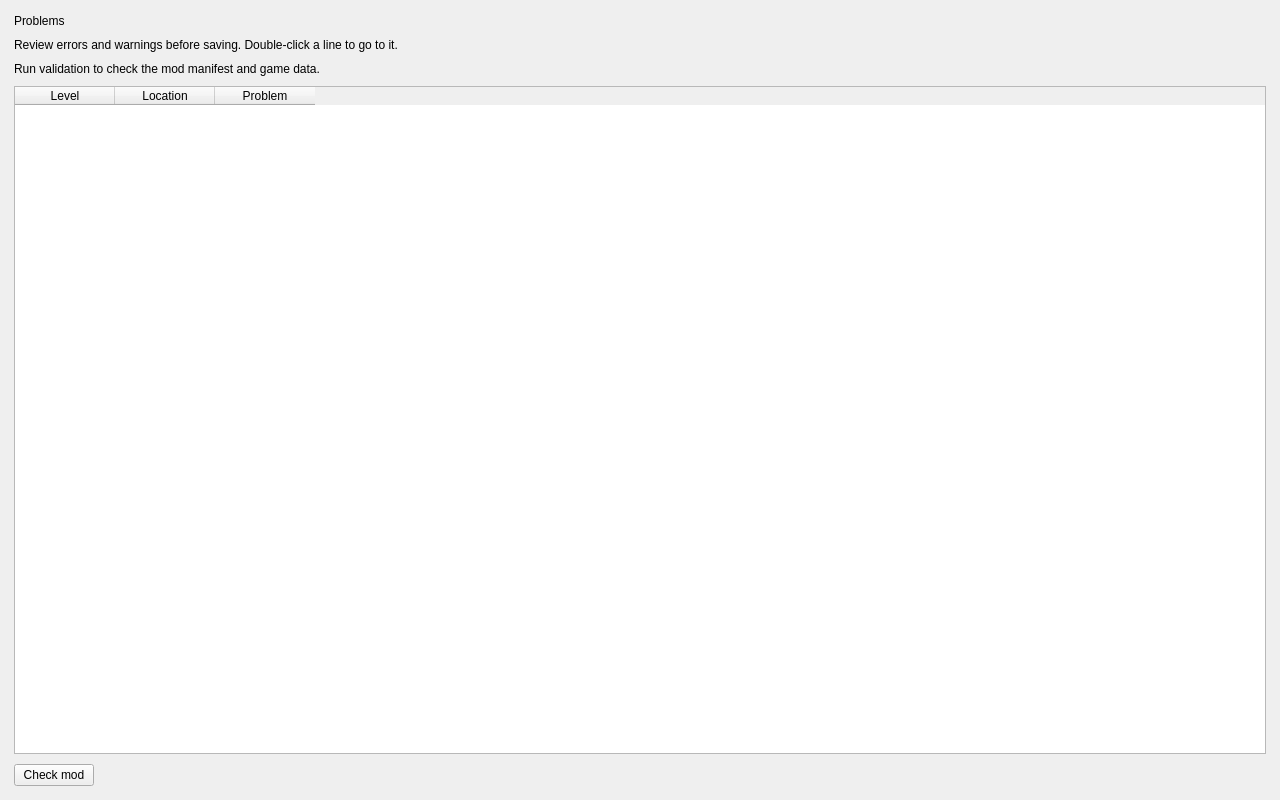
Qt form tools/pc/fm_editor/ui/problems_page.ui (yamyi/YGOFM-DecompRecomp) before a commit.
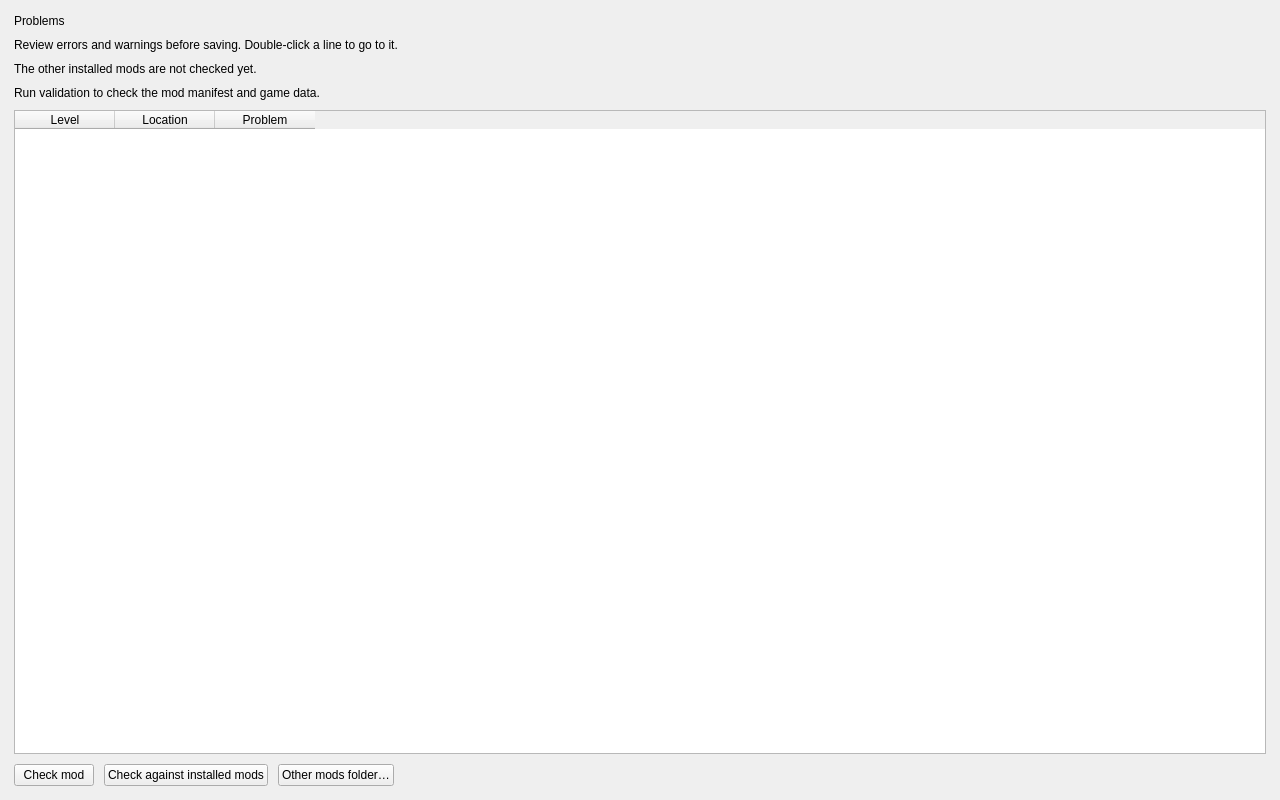
The same form after that commit.

```diff
--- a/tools/pc/fm_editor/ui/problems_page.ui
+++ b/tools/pc/fm_editor/ui/problems_page.ui
@@ -44,6 +44,14 @@
      </property>
     </widget>
    </item>
+   <item>
+    <widget class="QLabel" name="otherModsLabel">
+     <property name="text">
+      <string>The other installed mods are not checked yet.</string>
+     </property>
+     <property name="wordWrap"><bool>true</bool></property>
+    </widget>
+   </item>
    <item>
     <widget class="QLabel" name="problemSummaryLabel">
      <property name="text">
@@ -79,6 +87,23 @@
        </property>
       </widget>
      </item>
+     <item>
+      <widget class="QPushButton" name="checkOtherModsButton">
+       <property name="text">
+        <string>Check against installed mods</string>
+       </property>
+       <property name="toolTip">
+        <string>Where this mod meets the other mods installed, in the order the game would load them</string>
+       </property>
+      </widget>
+     </item>
+     <item>
+      <widget class="QPushButton" name="otherModsFolderButton">
+       <property name="text">
+        <string>Other mods folder…</string>
+       </property>
+      </widget>
+     </item>
      <item>
       <spacer name="problemActionSpacer">
        <property name="orientation">
```
